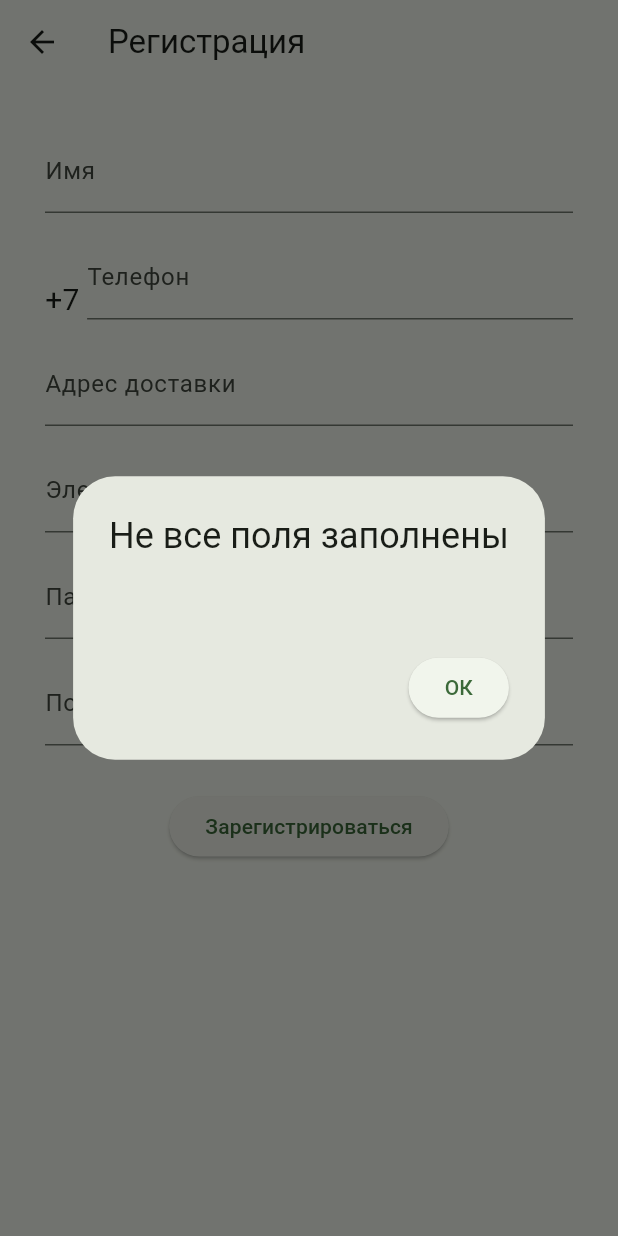
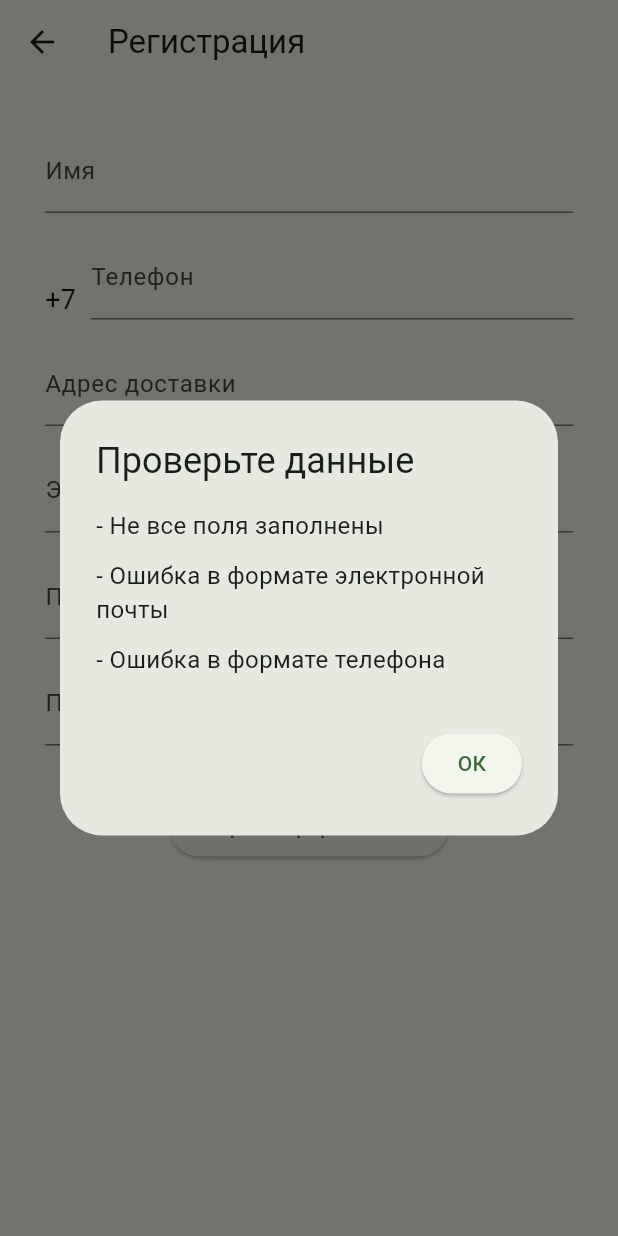
Before and after one commit to itgirlschool/mobile8_final_project, a Flutter app: the RegisterScreen screen opened directly, after a tap on "Зарегистрироваться", on a phone screen of 412 x 824 dp. Run offline on Flutter 3.47's test engine with Material 2 defaults, Android fonts, the phone set to English and light mode, and no system bars; our stand-ins replace cloud_firestore, firebase_auth, firebase_core, flutter_bloc, get_it; missing offline and left inert: flutter_stripe; accounts and stored records are empty.

Commit message:
Переделала проверку полей в регистрации

```diff
--- a/lib/data/repositories/user_repository.dart
+++ b/lib/data/repositories/user_repository.dart
@@ -16,7 +16,8 @@ class UserRepository {
       return result;
     } catch (e) {
      // print('Ошибка при входе: $e');
-      rethrow;
+      return e.toString();
+     // rethrow;
     }
   }
 
--- a/lib/screens/register_screen.dart
+++ b/lib/screens/register_screen.dart
@@ -15,7 +15,7 @@ class _RegisterScreenState extends State<RegisterScreen> {
   final _emailController = TextEditingController();
   final _passwordController = TextEditingController();
   final _passwordAgainController = TextEditingController();
-  late String? resultCheck;
+  List<String> resultCheck = [];
   @override
   Widget build(BuildContext context) {
     return Scaffold(
@@ -41,8 +41,9 @@ class _RegisterScreenState extends State<RegisterScreen> {
                           padding: const EdgeInsets.only(top: 15, right: 5),
                           child: const Text(
                             '+7',
-                            style: TextStyle(fontSize: 20),
+                            style: TextStyle(fontSize: 18),
                           )),
+                      SizedBox(width: 5),
                       Expanded(
                         child: _buildTextFormField(
                             controller: _phoneController,
@@ -89,14 +90,27 @@ class _RegisterScreenState extends State<RegisterScreen> {
                     adressController: _adressController,
                     emailController: _emailController,
                     passwordController: _passwordController,
-                    passwordAgainController: _passwordAgainController);
-                if (resultCheck != 'true') {
+                    passwordAgainController: _passwordAgainController)!;
+                if (resultCheck.isNotEmpty) {
                   showDialog<void>(
                     context: context,
                     builder: (BuildContext context) {
                       return AlertDialog(
-                        title: Text(resultCheck!),
-                        content: const Text(''),
+                        title: Text('Проверьте данные'),
+                        content: Column(
+                        mainAxisSize: MainAxisSize.min,
+                        crossAxisAlignment: CrossAxisAlignment.start,
+                        children: [
+                          for (var i = 0; i < resultCheck.length; i++)
+                            Padding(
+                              padding: const EdgeInsets.only(bottom: 10),
+                              child: Text('- ${resultCheck[i]}',
+                                style: const TextStyle(fontSize: 16),
+                              ),
+                            ),
+                        ],
+
+                        ),
                         actions: <Widget>[
                           ElevatedButton(
                             child: const Text('ОК'),
@@ -125,13 +139,14 @@ class _RegisterScreenState extends State<RegisterScreen> {
   }
 }
 
-String? _checkRegistration(
+List<String>? _checkRegistration(
     {required TextEditingController nameController,
     required TextEditingController phoneController,
     required TextEditingController adressController,
     required TextEditingController emailController,
     required TextEditingController passwordController,
     required TextEditingController passwordAgainController}) {
+  List<String> error = [];
   String? name = nameController.text;
   String? phone = phoneController.text;
   String? adress = adressController.text;
@@ -144,18 +159,22 @@ String? _checkRegistration(
       email == '' ||
       password == '' ||
       passwordAgain == '') {
-    return 'Не все поля заполнены';
+    error.add('Не все поля заполнены');
+    //return 'Не все поля заполнены';
   }
   if (validateEmail(email) != 1) {
-    return 'Ошибка в формате электронной почты';
+    error.add('Ошибка в формате электронной почты');
+   // return 'Ошибка в формате электронной почты';
   }
   if (validatePhone(phone) != true) {
-    return 'Ошибка в формате телефона';
+    error.add('Ошибка в формате телефона');
+    //return 'Ошибка в формате телефона';
   }
   if (password != passwordAgain) {
-    return 'Пароли не совпадают';
+    error.add('Пароли не совпадают');
+    //return 'Пароли не совпадают';
   }
-  return 'true';
+  return error;
 }
 
 Widget _buildTextFormField(
```
Also changed, not shown: lib/screens/login_screen.dart (+81 -58 lines).
